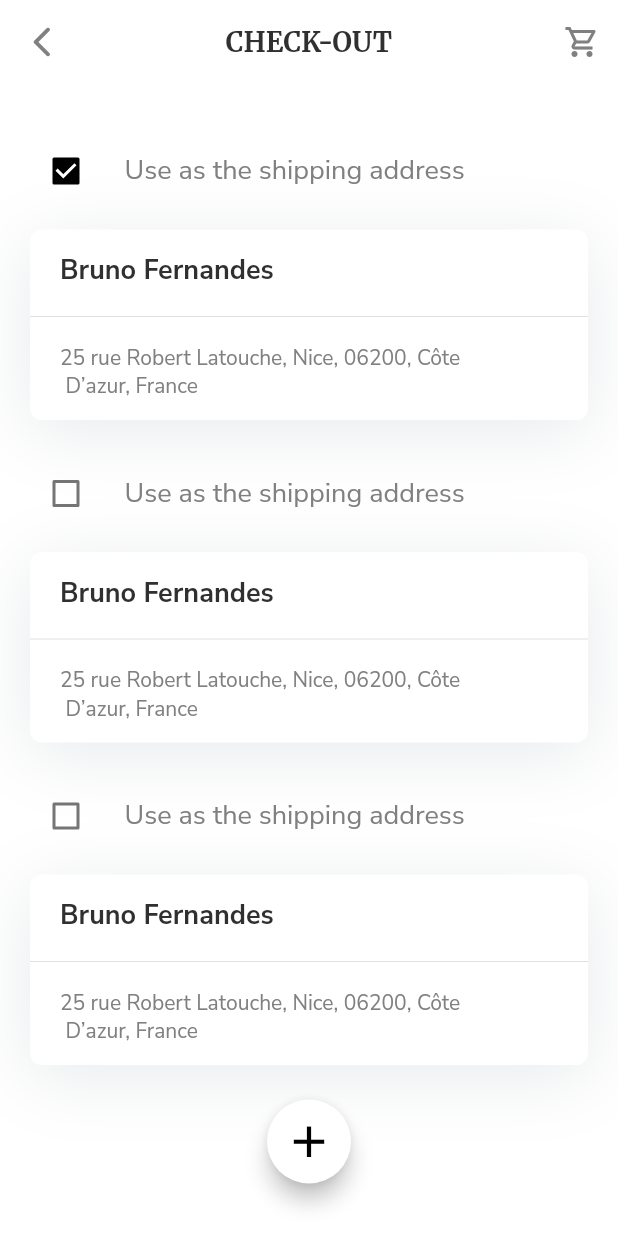
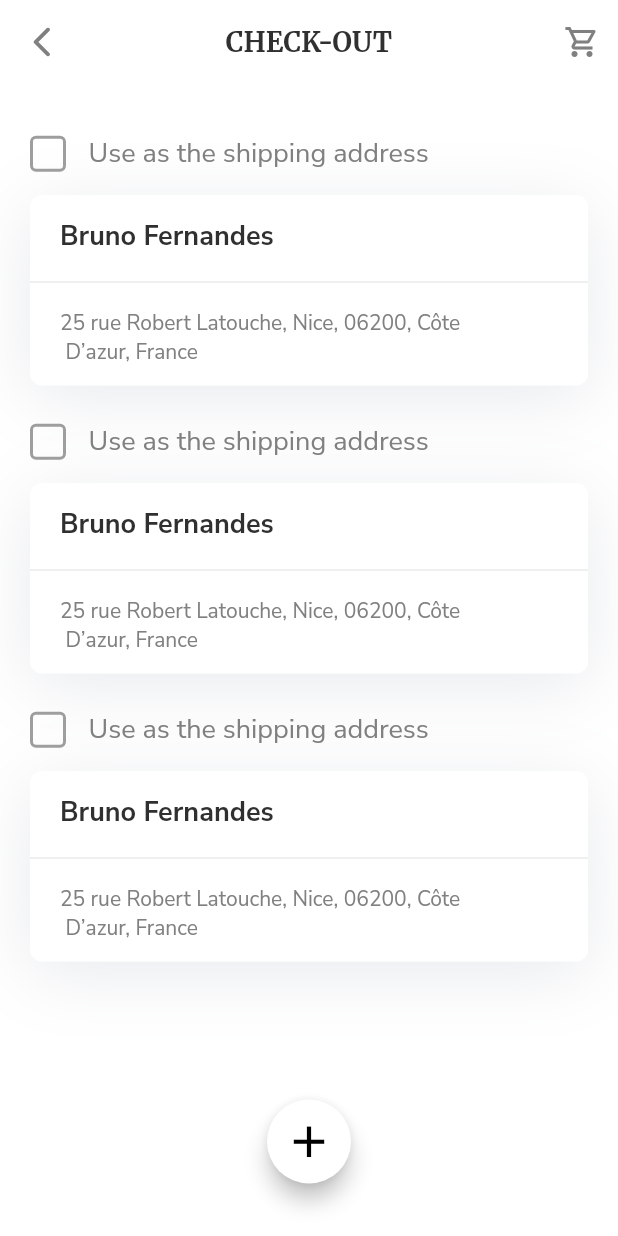
Before and after one commit to usmansiddiqui12321/FurnitureAppUi, a Flutter app: the ShippingAddress screen opened directly, on a phone screen of 412 x 824 dp. Run offline on Flutter 3.47's test engine with Material 2 defaults, Android fonts, the phone set to English and light mode, and no system bars; our stand-ins replace google_fonts.

Commit message:
updatedCheckBox

```diff
--- a/lib/Pages/shipping_address.dart
+++ b/lib/Pages/shipping_address.dart
@@ -40,7 +40,6 @@ class _ShippingAddressState extends State<ShippingAddress> {
             ),
             onPressed: () {}),
       ),
-
       body: Padding(
         padding: const EdgeInsets.symmetric(horizontal: 20),
         child: SingleChildScrollView(
@@ -60,7 +59,6 @@ class _ShippingAddressState extends State<ShippingAddress> {
               const SizedBox(height: 15),
               NameAndAddress(size: size),
               const SizedBox(height: 25),
-
             ],
           ),
         ),
@@ -81,8 +79,7 @@ class CheckboxHeading extends StatelessWidget {
   Widget build(BuildContext context) {
     return Row(
       children: [
-        Checkbox(
-            activeColor: Colors.black, value: isChecked, onChanged: (val) {}),
+        const CustomCheckbox(),
         const SizedBox(width: 15),
         Text("Use as the shipping address",
             style: GoogleFonts.nunitoSans(
@@ -155,3 +152,44 @@ class NameAndAddress extends StatelessWidget {
         ));
   }
 }
+
+class CustomCheckbox extends StatefulWidget {
+  const CustomCheckbox({Key? key}) : super(key: key);
+
+  @override
+  // ignore: library_private_types_in_public_api
+  _CustomCheckboxState createState() => _CustomCheckboxState();
+}
+
+class _CustomCheckboxState extends State<CustomCheckbox> {
+  bool isChecked = false;
+  @override
+  Widget build(BuildContext context) {
+    return GestureDetector(
+      onTap: () {
+        setState(() {
+          isChecked = !isChecked;
+        });
+      },
+      child: Container(
+        width: 24.0,
+        height: 24.0,
+        decoration: BoxDecoration(
+          color: isChecked ? const Color(0xFF303030) : null,
+          border: Border.all(
+            color: isChecked ? const Color(0xFF303030) : Colors.grey,
+            width: 2.0,
+          ),
+          borderRadius: BorderRadius.circular(4.0),
+        ),
+        child: isChecked
+            ? const Icon(
+                Icons.check,
+                size: 15,
+                color: Colors.white,
+              )
+            : null,
+      ),
+    );
+  }
+}
```
